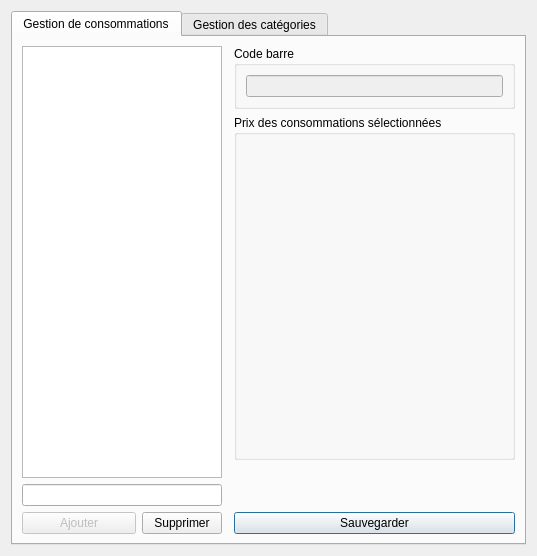
Qt form application/ui/products_management_window.ui (nils-van-zuijlen/Enibar) before a commit.
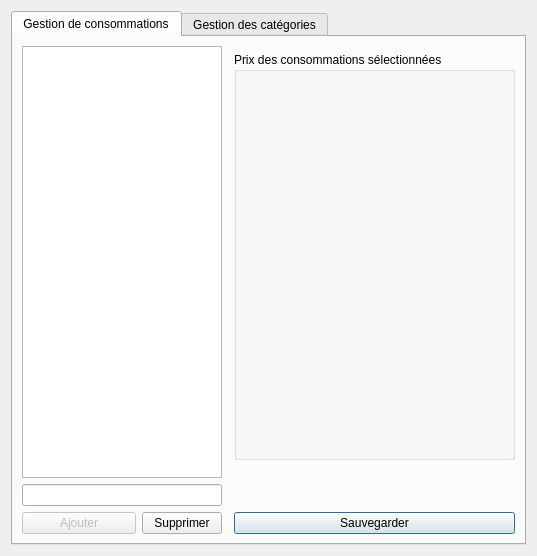
The same form after that commit. Custom widgets are drawn as their Qt base class.

Commit message:
Prepare db for new barcodes.
Remove old implementation.

Add a new implementation. The douchette thingy is now by price and not
by product.

Fixes #104

```diff
--- a/application/ui/products_management_window.ui
+++ b/application/ui/products_management_window.ui
@@ -160,31 +160,6 @@
          </column>
         </widget>
        </item>
-       <item row="0" column="3">
-        <widget class="QGroupBox" name="groupBox">
-         <property name="sizePolicy">
-          <sizepolicy hsizetype="Preferred" vsizetype="Maximum">
-           <horstretch>0</horstretch>
-           <verstretch>0</verstretch>
-          </sizepolicy>
-         </property>
-         <property name="title">
-          <string>Code barre</string>
-         </property>
-         <layout class="QVBoxLayout" name="verticalLayout_4">
-          <item>
-           <widget class="QLineEdit" name="barcode_input">
-            <property name="enabled">
-             <bool>false</bool>
-            </property>
-            <property name="readOnly">
-             <bool>true</bool>
-            </property>
-           </widget>
-          </item>
-         </layout>
-        </widget>
-       </item>
        <item row="1" column="3">
         <widget class="ConsumptionPrices" name="prices">
          <property name="sizePolicy">
```
The commit also changes 11 other files.
